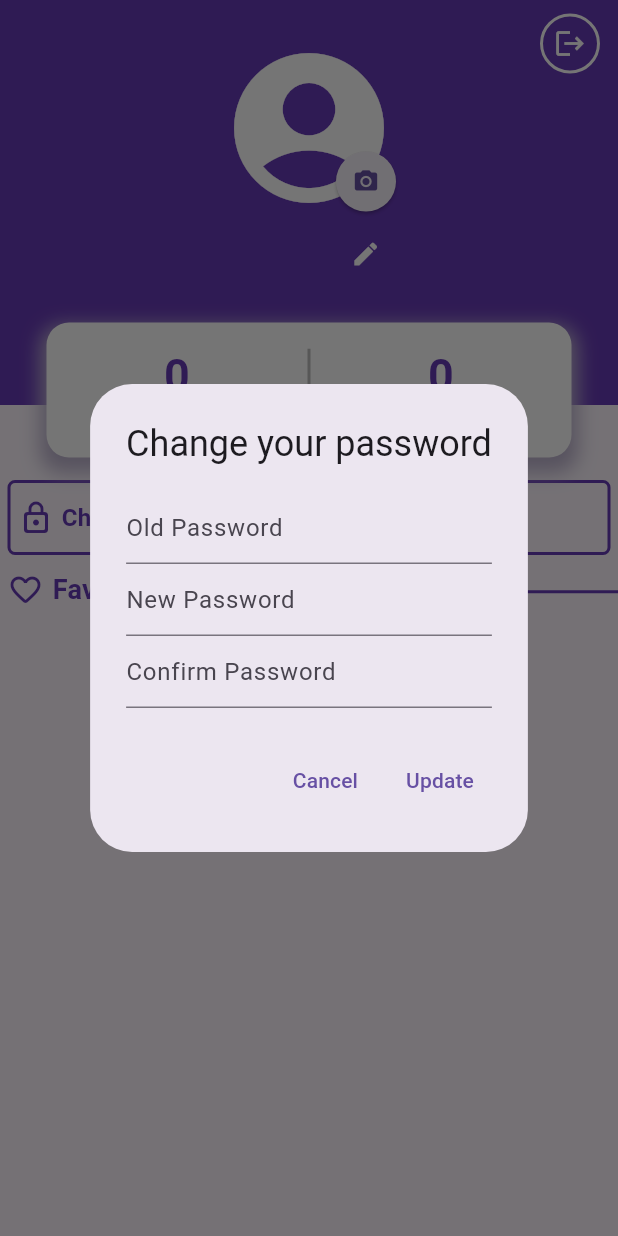
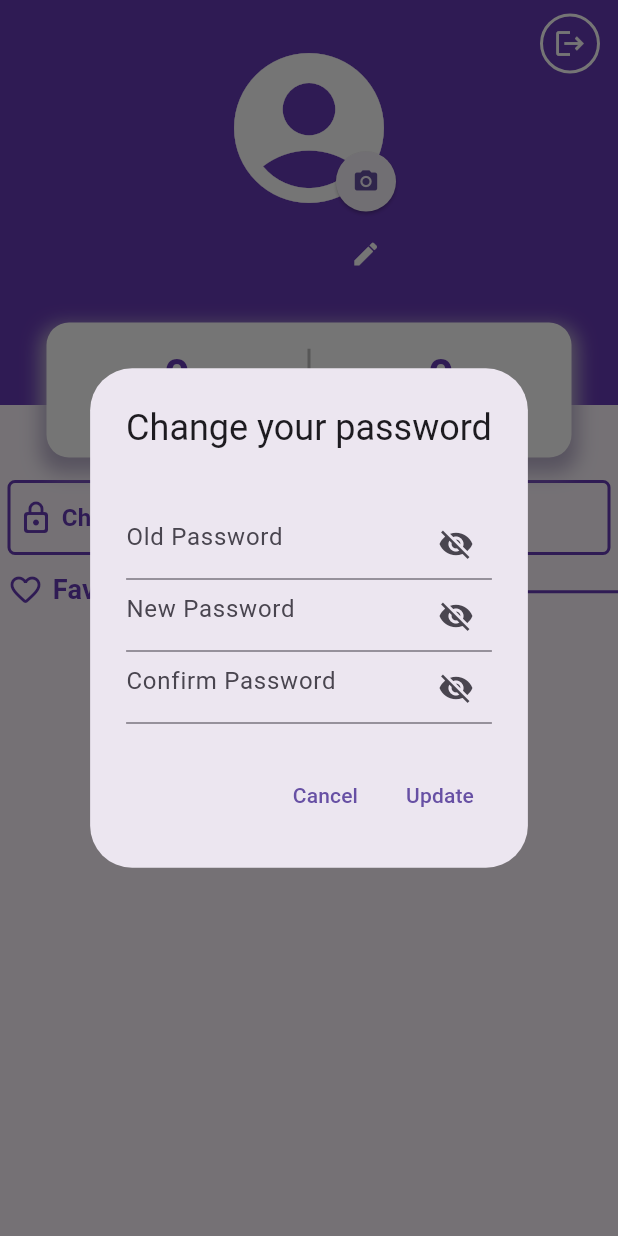
Before and after one commit to rojanUN/we-share, a Flutter app: the Profile screen opened directly, after a tap on "Change Password", on a phone screen of 412 x 824 dp. Run offline on Flutter 3.47's test engine with Material 3 defaults, Android fonts, the phone set to English and light mode, and no system bars; our stand-ins replace cloud_firestore, dio, file_picker, firebase_core, firebase_storage, flutter_dotenv and 5 more; missing offline and left inert: bcrypt, bootstrap_alert, external_path, mailer, otp; accounts and stored records are empty.

Commit message:
changed password func done

```diff
--- a/flutter-final-project/lib/widgets/changePasswordModal.dart
+++ b/flutter-final-project/lib/widgets/changePasswordModal.dart
@@ -1,6 +1,10 @@
 import 'package:flutter/material.dart';
+import 'package:flutter_final_project/helper/helper.dart';
+import 'package:flutter_final_project/helper/storage.dart';
+import 'package:flutter_final_project/services/firebase_auth_service.dart';
 import 'package:flutter_final_project/types/user.dart';
 import 'package:flutter_final_project/widgets/loader.dart';
+import 'package:form_validator/form_validator.dart';
 
 class ChangePasswordDialog extends StatefulWidget {
   final MyUser user;
@@ -16,14 +20,49 @@ class _ChangePasswordDialogState extends State<ChangePasswordDialog> {
   String oldPassword = "";
   String newPassword = "";
   String confirmPassword = "";
+  bool _showNewPassword = true;
+  bool _showOldPassword = true;
+  bool _showConfirmPassword = true;
   bool isUpdating = false;
+  String userEmail = "";
+  String errMsg = "";
+  RegExp passwordRgx = RegExp(
+      r'^(?=.*[a-z])(?=.*[A-Z])(?=.*\d)(?=.*[@$#!%*?&])[A-Za-z\d@$#!%*?&]{8,}$');
 
   void submitForm() async {
+    _formKey.currentState!.save();
     if (_formKey.currentState!.validate()) {
-      _formKey.currentState!.save();
       // Update user profile or perform actions here with the data
-      print("submit change password");
+
+      setState(() {
+        isUpdating = true;
+      });
+      await getUserEmail();
+      bool result = await FirebaseAuthService().updatePassword(
+          email: userEmail, newPassword: newPassword, oldPassword: oldPassword);
+      setState(() {
+        isUpdating = false;
+      });
+      if (result) {
+        Navigator.pop(context);
+        Toastify(
+            context: context,
+            msg: "Password Updated Successfully",
+            status: ToastStatus.success);
+      } else {
+        Alert(context, "Old Password doesn't match", ToastStatus.error);
+        setState(() {
+          errMsg = "Old Password doesn't match";
+        });
+      }
     }
+  }
+
+  Future<void> getUserEmail() async {
+    final user = (await Storage.getUser("user"))?.email;
+    setState(() {
+      userEmail = user!;
+    });
   }
 
   @override
@@ -35,9 +74,25 @@ class _ChangePasswordDialogState extends State<ChangePasswordDialog> {
         child: Column(
           mainAxisSize: MainAxisSize.min,
           children: [
+            errMsg != ""
+                ? Text(
+                    "$errMsg",
+                    style: TextStyle(color: Colors.red),
+                  )
+                : Text(""),
             TextFormField(
-              decoration: const InputDecoration(
+              decoration: InputDecoration(
                 hintText: 'Old Password',
+                suffixIcon: IconButton(
+                  icon: Icon(
+                    _showOldPassword ? Icons.visibility_off : Icons.visibility,
+                  ),
+                  onPressed: () {
+                    setState(() {
+                      _showOldPassword = !_showOldPassword;
+                    });
+                  },
+                ),
               ),
               validator: (value) {
                 if (value!.isEmpty) {
@@ -46,30 +101,58 @@ class _ChangePasswordDialogState extends State<ChangePasswordDialog> {
                 return null;
               },
               onSaved: (value) => oldPassword = value!,
+              obscureText: _showOldPassword,
             ),
             TextFormField(
-              decoration: const InputDecoration(
+              decoration: InputDecoration(
                 hintText: 'New Password',
+                suffixIcon: IconButton(
+                  icon: Icon(
+                    _showNewPassword ? Icons.visibility_off : Icons.visibility,
+                  ),
+                  onPressed: () {
+                    setState(() {
+                      _showNewPassword = !_showNewPassword;
+                    });
+                  },
+                ),
               ),
-              validator: (value) {
-                if (value!.isEmpty) {
-                  return 'Please enter your new password';
-                }
-                return null;
-              },
+              validator: ValidationBuilder()
+                  .regExp(passwordRgx, "Please enter strong password")
+                  .minLength(5)
+                  .maxLength(50)
+                  .build(),
               onSaved: (value) => newPassword = value!,
+              obscureText: _showNewPassword,
             ),
             TextFormField(
-              decoration: const InputDecoration(
+              decoration: InputDecoration(
                 hintText: 'Confirm Password',
+                suffixIcon: IconButton(
+                  icon: Icon(
+                    _showConfirmPassword
+                        ? Icons.visibility_off
+                        : Icons.visibility,
+                  ),
+                  onPressed: () {
+                    setState(() {
+                      _showConfirmPassword = !_showConfirmPassword;
+                    });
+                  },
+                ),
               ),
               validator: (value) {
                 if (value!.isEmpty) {
                   return 'Please re-enter your new password';
                 }
+                print("value = " + value);
+
+                if (value != newPassword)
+                  return "Confirm password doesn't match";
                 return null;
               },
-              onSaved: (value) => newPassword = value!,
+              onSaved: (value) => confirmPassword = value!,
+              obscureText: _showConfirmPassword,
             ),
           ],
         ),
@@ -80,7 +163,7 @@ class _ChangePasswordDialogState extends State<ChangePasswordDialog> {
           child: const Text('Cancel'),
         ),
         TextButton(
-          onPressed: submitForm,
+          onPressed: isUpdating ? () {} : submitForm,
           child: isUpdating
               ? Loader(
                   size: 20,
```
Also changed, not shown: flutter-final-project/lib/services/firebase_auth_service.dart (+7 -1 lines).
